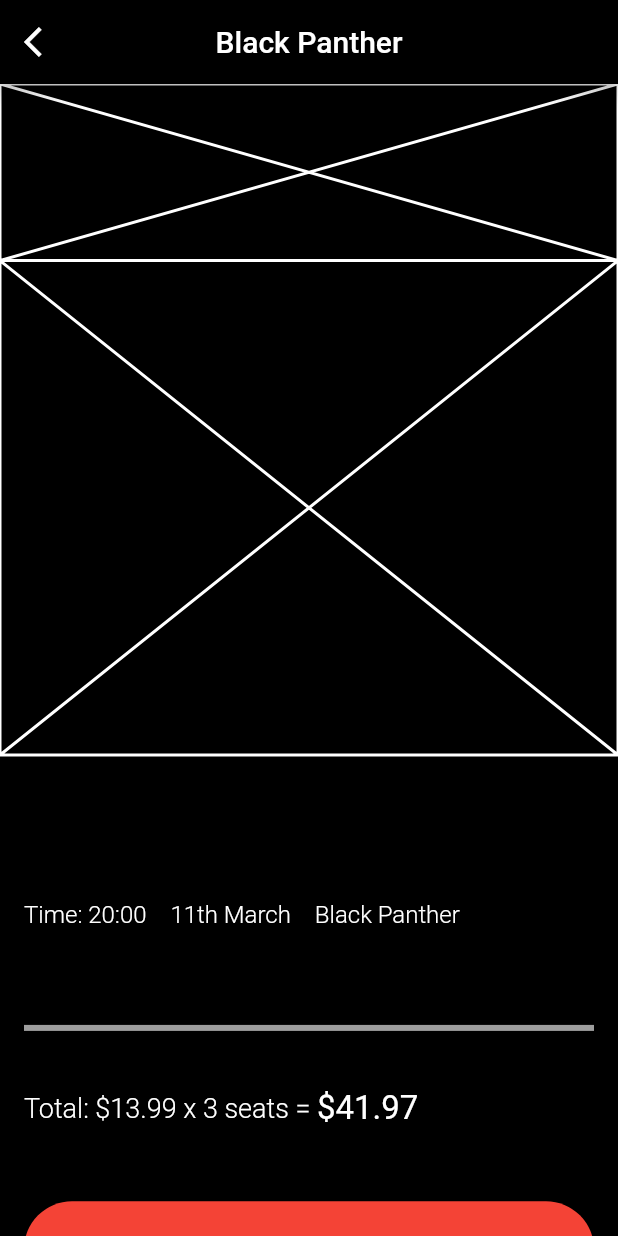
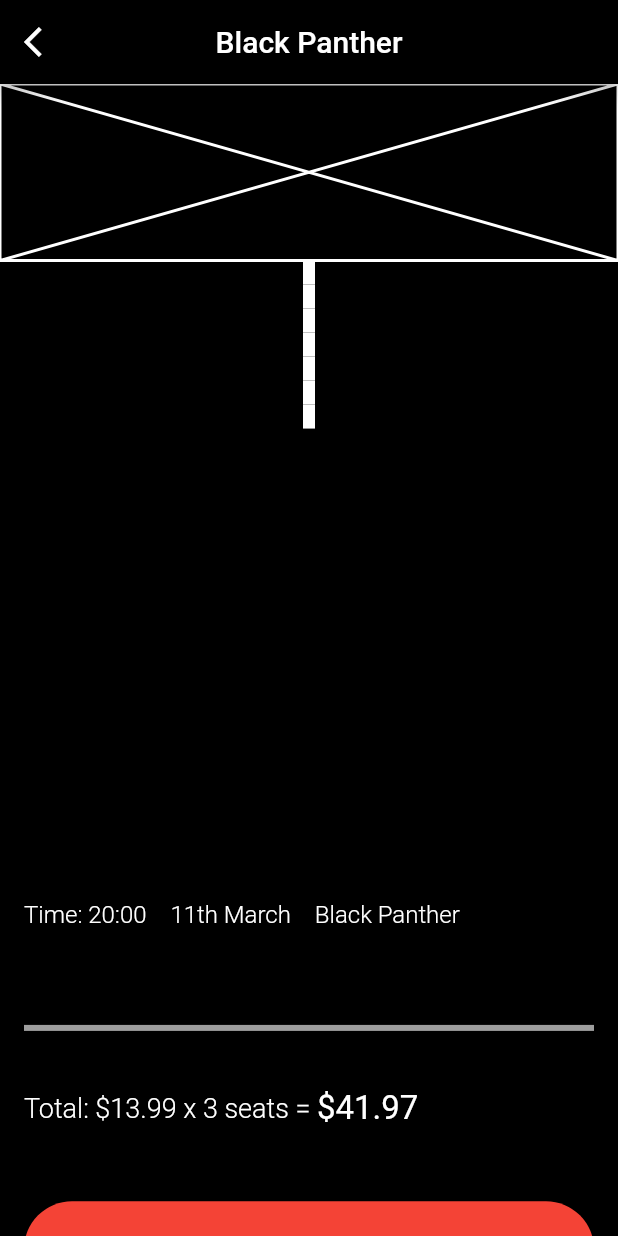
Before and after one commit to JAICHANGPARK/flutter_notebook_8th_story, a Flutter app: the screen it shows after launch, on a phone screen of 412 x 824 dp. Run offline on Flutter 3.47's test engine with Material 2 defaults, Android fonts, the phone set to English and light mode, and no system bars; our stand-ins replace badges, flutter_hooks, google_fonts, hooks_riverpod, state_notifier.

Commit message:
Update cinema_app.dart

```diff
--- a/lib/ep574_cinema_app/cinema_app.dart
+++ b/lib/ep574_cinema_app/cinema_app.dart
@@ -53,8 +53,16 @@ class _ReservePageState extends State<ReservePage> {
             ),
             Container(
               height: MediaQuery.of(context).size.height / 2.5,
-              child: Placeholder(
-                color: Colors.white,
+              child: Column(
+                children: [
+                  ..._row1.map((e) => Container(
+                    height: 16,
+                    width: 8,
+                    decoration: BoxDecoration(
+                      color: Colors.white
+                    ),
+                  )).toList()
+                ],
               ),
             ),
             Container(
```
